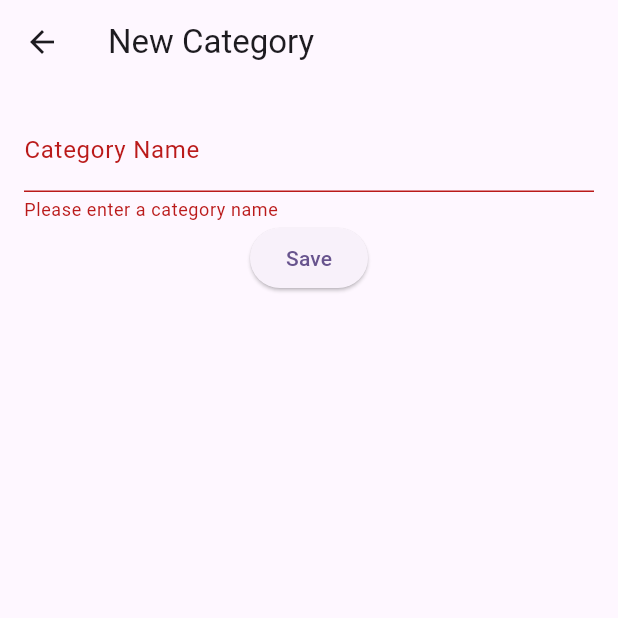
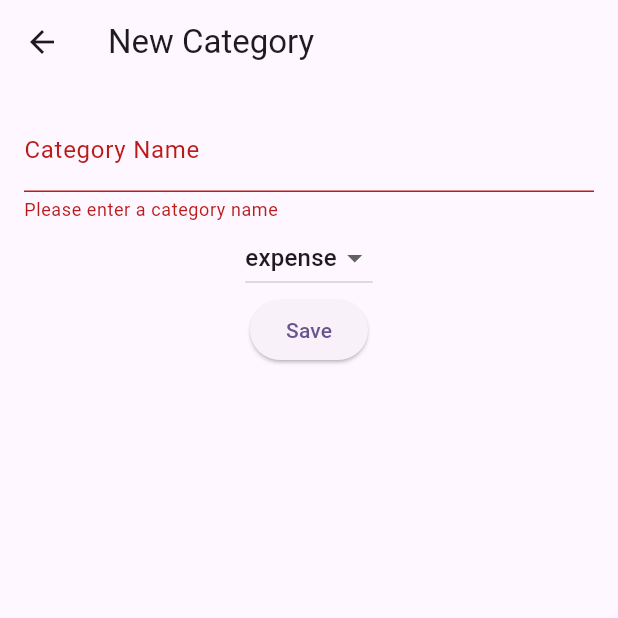
Before and after one commit to JasicMila/budgeting_saving_app, a Flutter app: the CategoryDetailsPage screen opened directly, after a tap on "Save", on a phone screen of 412 x 824 dp, the top half of it. Run offline on Flutter 3.47's test engine with Material 3 defaults, Android fonts, the phone set to English and light mode, and no system bars; our stand-ins replace cloud_firestore, firebase_auth, firebase_core, flutter_dotenv; accounts and stored records are empty.

```diff
--- a/lib/src/models/category.dart
+++ b/lib/src/models/category.dart
@@ -1,11 +1,13 @@
 class Category {
   final String id;
+  final String userId;
   final String name;
   final String type; // "income" or "expense"
   final String iconPath; // Optional: For custom icons
 
   Category({
     this.id = '',
+    required this.userId,
     required this.name,
     required this.type,
     this.iconPath = '',
@@ -14,6 +16,7 @@ class Category {
   Map<String, dynamic> toMap() {
     return {
       'id': id,
+      'userId': userId,
       'name': name,
       'type': type,
       'iconPath': iconPath,
@@ -23,6 +26,7 @@ class Category {
   static Category fromMap(Map<String, dynamic> map, String documentId) {
     return Category(
       id: documentId,
+      userId: map['userId'],
       name: map['name'],
       type: map['type'],
       iconPath: map['iconPath'] ?? '',
--- a/lib/src/views/screens/account_details_page.dart
+++ b/lib/src/views/screens/account_details_page.dart
@@ -23,7 +23,7 @@ class AccountDetailsPage extends StatefulWidget {
 class AccountDetailsPageState extends State<AccountDetailsPage> {
   late TextEditingController _nameController;
   late TextEditingController _amountController;
-  String? _selectedCurrency = 'USD'; // Default or existing account currency
+  String? _selectedCurrency = 'EUR'; // Default or existing account currency
   late AccountService _accountService; // Declare a variable for AccountService
   final GlobalKey<FormState> _formKey = GlobalKey<FormState>();
 
@@ -35,7 +35,7 @@ class AccountDetailsPageState extends State<AccountDetailsPage> {
     _nameController = TextEditingController(text: widget.account?.name ?? '');
     _amountController =
         TextEditingController(text: widget.account?.amount.toString() ?? '');
-    _selectedCurrency = widget.account?.currency ?? 'USD';
+    _selectedCurrency = widget.account?.currency ?? 'EUR';
   }
 
   @override
--- a/lib/src/views/screens/category_details_page.dart
+++ b/lib/src/views/screens/category_details_page.dart
@@ -1,4 +1,5 @@
 import 'package:budgeting_saving_app/src/models/category.dart' as category_model;
+import 'package:firebase_auth/firebase_auth.dart';
 import 'package:flutter/material.dart';
 import 'package:provider/provider.dart';
 import '../../services/category_service.dart';
@@ -18,11 +19,13 @@ class CategoryDetailsPage extends StatefulWidget {
 class CategoryDetailsPageState extends State<CategoryDetailsPage> {
   final _formKey = GlobalKey<FormState>();
   late TextEditingController _nameController;
+  String? _selectedType;
 
   @override
   void initState() {
     super.initState();
     _nameController = TextEditingController(text: widget.category?.name ?? '');
+    _selectedType = widget.category?.type ?? 'expense';
   }
 
   @override
@@ -36,8 +39,9 @@ class CategoryDetailsPageState extends State<CategoryDetailsPage> {
       final categoryService = Provider.of<CategoryService>(context, listen: false);
       category_model.Category newCategory = category_model.Category(
         id: widget.category?.id ?? '',
+        userId: FirebaseAuth.instance.currentUser!.uid,
         name: _nameController.text,
-        type: widget.category?.type ?? 'expense',  // Assuming the type is predefined as 'expense'
+        type: _selectedType ?? 'expense',
         iconPath: widget.category?.iconPath ?? '',
       );
 
@@ -72,6 +76,20 @@ class CategoryDetailsPageState extends State<CategoryDetailsPage> {
                   return null;
                 },
               ),
+              DropdownButton<String>(
+                value: _selectedType,
+                onChanged: (String? newValue) {
+                  setState(() {
+                    _selectedType = newValue!;
+                  });
+                },
+                items: <String>['income', 'expense'].map((type) {
+                  return DropdownMenuItem<String>(
+                    value: type,
+                    child: Text(type),
+                  );
+                }).toList(),
+              ),
               ElevatedButton(
                 onPressed: _saveCategory,
                 child: const Text('Save'),
```
Also changed, not shown: lib/src/services/category_service.dart (+19 -4 lines), lib/src/views/screens/activity_details_page.dart (+8 -4 lines).
